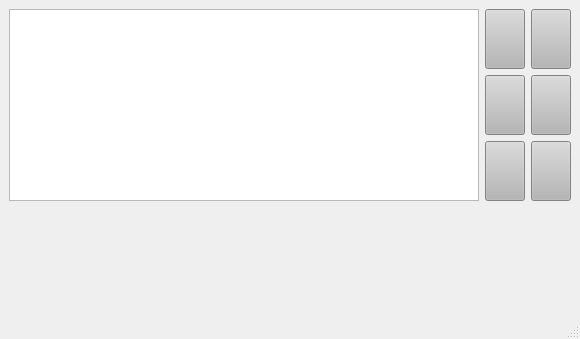
Before: the Qt Designer form GUI.ui in katrindaet/ChallengePetra2022, drawn with Qt 5.
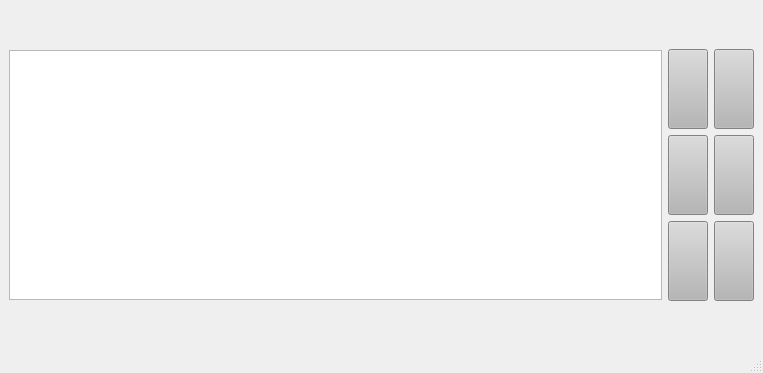
After: the same form once the commit is applied.

Patch:
```diff
--- a/GUI.ui
+++ b/GUI.ui
@@ -6,8 +6,8 @@
    <rect>
     <x>0</x>
     <y>0</y>
-    <width>580</width>
-    <height>339</height>
+    <width>763</width>
+    <height>373</height>
    </rect>
   </property>
   <property name="windowTitle">
@@ -230,22 +230,6 @@
       </item>
      </layout>
     </item>
-    <item row="2" column="0">
-     <layout class="QGridLayout" name="gridLayout1"/>
-    </item>
-    <item row="1" column="0">
-     <spacer name="verticalSpacer">
-      <property name="orientation">
-       <enum>Qt::Vertical</enum>
-      </property>
-      <property name="sizeHint" stdset="0">
-       <size>
-        <width>20</width>
-        <height>40</height>
-       </size>
-      </property>
-     </spacer>
-    </item>
    </layout>
   </widget>
   <widget class="QMenuBar" name="menubar">
```
Left out of the diff: 5 changed lines with no effect on the pictures.
